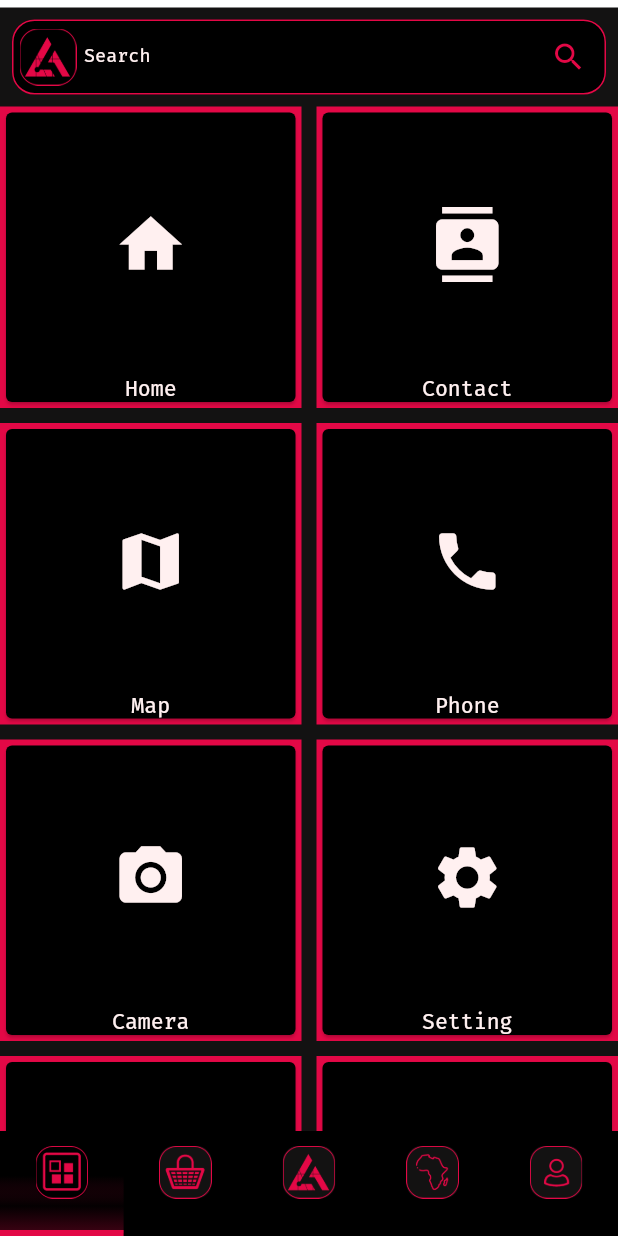
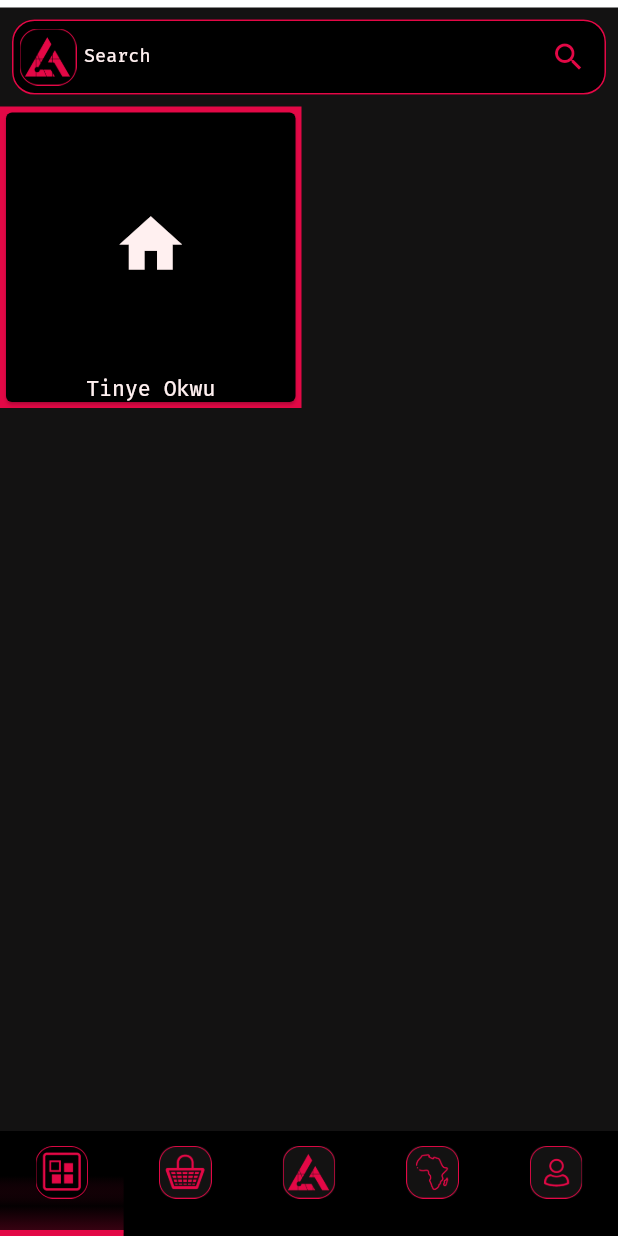
Before and after one commit to mr-od/asusuFrontend, a Flutter app: the LandingPage screen opened directly, on a phone screen of 412 x 824 dp. Run offline on Flutter 3.47's test engine with Material 2 defaults, Android fonts, the phone set to English and light mode, and no system bars; our stand-ins replace bloc, dio, equatable, eva_icons_flutter, flutter_bloc, flutter_secure_storage and 3 more; accounts and stored records are empty; network calls fail; statements that could not run were skipped.

Commit message:
mac edits

```diff
--- a/lib/logic/models/product_models.dart
+++ b/lib/logic/models/product_models.dart
@@ -76,28 +76,31 @@ String productsToJson(List<ProductModel> data) =>
     json.encode(List<dynamic>.from(data.map((x) => x.toJson())));
 
 class ProductModel {
+  var price;
   ProductModel(
       {this.name,
       this.isActive,
       this.imgsUrl,
       this.id,
       this.description,
-      this.ownerId,
+      this.owner,
       this.memorySize,
       this.screenSize,
       this.condition,
       this.brand,
-      this.price});
+      this.price,
+      this.sPrice});
 
   String? name;
   String? description;
   String? condition;
-  double? price;
+  String? sPrice;
+  // double? price;
 
   bool? isActive;
 
   int? id;
-  int? ownerId;
+  String? owner;
   String? brand;
   String? screenSize;
   String? memorySize;
@@ -105,12 +108,12 @@ class ProductModel {
 
   factory ProductModel.fromJson(Map<String, dynamic> json) => ProductModel(
       name: json["name"],
-      price: json["price"],
+      price: double.parse(json["price"]),
       isActive: json["is_active"],
       imgsUrl: List<String>.from(json["imgs_url"].map((x) => x)),
       id: json["id"],
       description: json["description"],
-      ownerId: json["owner_id"],
+      owner: json["owner"],
       screenSize: json["screen_size"],
       brand: json["brand"],
       memorySize: json["memory_size"],
@@ -123,7 +126,8 @@ class ProductModel {
         "id": id,
         "description": description,
         "brand": brand,
-        "owner_id": ownerId,
+        "owner": owner,
+        "price": price,
         "memory_size": memorySize,
         "screen_size": screenSize,
         "condition": condition,
--- a/lib/logic/repositories/product_repository.dart
+++ b/lib/logic/repositories/product_repository.dart
@@ -6,8 +6,9 @@ import '../../shared/services/secure_storage.dart';
 import '../logic.dart';
 
 abstract class ProductRepository {
-  static String mainUrl = "http://10.0.2.2:8000";
-  var promotedProducts = '$mainUrl/products/promoted';
+  // static String mainUrl = "http://10.0.2.2:8000"; // Android Studio
+  static String mainUrl = "http://localhost:8080"; // iOS
+  var promotedProducts = '$mainUrl/api/v1/products';
 
   final FlutterSecureStorage storage = const FlutterSecureStorage();
   // final Dio _dio = Dio();
--- a/lib/logic/repositories/user_repository.dart
+++ b/lib/logic/repositories/user_repository.dart
@@ -6,8 +6,8 @@ import '../../shared/services/secure_storage.dart';
 import '../logic.dart';
 
 abstract class UserRepository {
-  // static String mainUrl = "http://10.0.2.2:8000";
-  static String mainUrl = "http://10.0.2.2:8080";
+  // static String mainUrl = "http://10.0.2.2:8000"; // Android Studio
+  static String mainUrl = "http://localhost:8080"; // iOS
 
   var loginurl = '$mainUrl/api/v1/users/login';
   var registerUrl = '$mainUrl/api/v1/users/register';
--- a/lib/ui/home/home.dart
+++ b/lib/ui/home/home.dart
@@ -1,5 +1,6 @@
 import 'package:asusu_igbo_f/shared/components/shared_components.dart';
 import 'package:asusu_igbo_f/shared/styles/shared_colors.dart';
+import 'package:asusu_igbo_f/ui/ui.dart';
 import 'package:flutter/material.dart';
 
 class Home extends StatefulWidget {
@@ -39,40 +40,25 @@ class _HomeState extends State<Home> {
         )
       ],
     );
-    // SingleChildScrollView(
-    //   child: Column(
-    //     children: [
-    //       searchFormField(label: "Search", prefix: "assets/icons/A4logo.png"),
-    //       // TODO: Use a carousel slider instead of a container.
-    //       Container(
-    //         height: 150,
-    //         width: 350,
-    //         decoration: const BoxDecoration(
-    //             color: lavenderBlush,
-    //             borderRadius: BorderRadius.all(Radius.circular(15))),
-    //       ),
-
-    //     ],
-    //   ),
-    // );
   }
 }
 
 class Choice {
-  const Choice({required this.title, required this.icon});
+  const Choice({
+    required this.title,
+    required this.icon,
+    // this.context,
+  });
   final String title;
   final IconData icon;
+  // final BuildContext? contextB;
 }
 
-const List<Choice> choices = <Choice>[
-  Choice(title: 'Home', icon: Icons.home),
-  Choice(title: 'Contact', icon: Icons.contacts),
-  Choice(title: 'Map', icon: Icons.map),
-  Choice(title: 'Phone', icon: Icons.phone),
-  Choice(title: 'Camera', icon: Icons.camera_alt),
-  Choice(title: 'Setting', icon: Icons.settings),
-  Choice(title: 'Album', icon: Icons.photo_album),
-  Choice(title: 'WiFi', icon: Icons.wifi),
+List<Choice> choices = <Choice>[
+  Choice(
+    title: 'Tinye Okwu',
+    icon: Icons.home,
+  ),
 ];
 
 class SelectCard extends StatelessWidget {
@@ -81,17 +67,21 @@ class SelectCard extends StatelessWidget {
 
   @override
   Widget build(BuildContext context) {
-    return Card(
+    return GestureDetector(
+      onTap: choice.goWhere,
+      child: Card(
           color: pureBlack,
           child: Center(
             child: Column(
                 crossAxisAlignment: CrossAxisAlignment.center,
                 children: <Widget>[
                   Expanded(
-                    child: Icon(choice.icon, size: 50.0, color: lavenderBlush)),
+                      child:
+                          Icon(choice.icon, size: 50.0, color: lavenderBlush)),
                   Text(choice.title,
                       style: const TextStyle(color: lavenderBlush)),
                 ]),
-        ));
+          )),
+    );
   }
 }
```
Also changed, not shown: 9 other files. Lines whose indentation alone changed are shown as unchanged.
